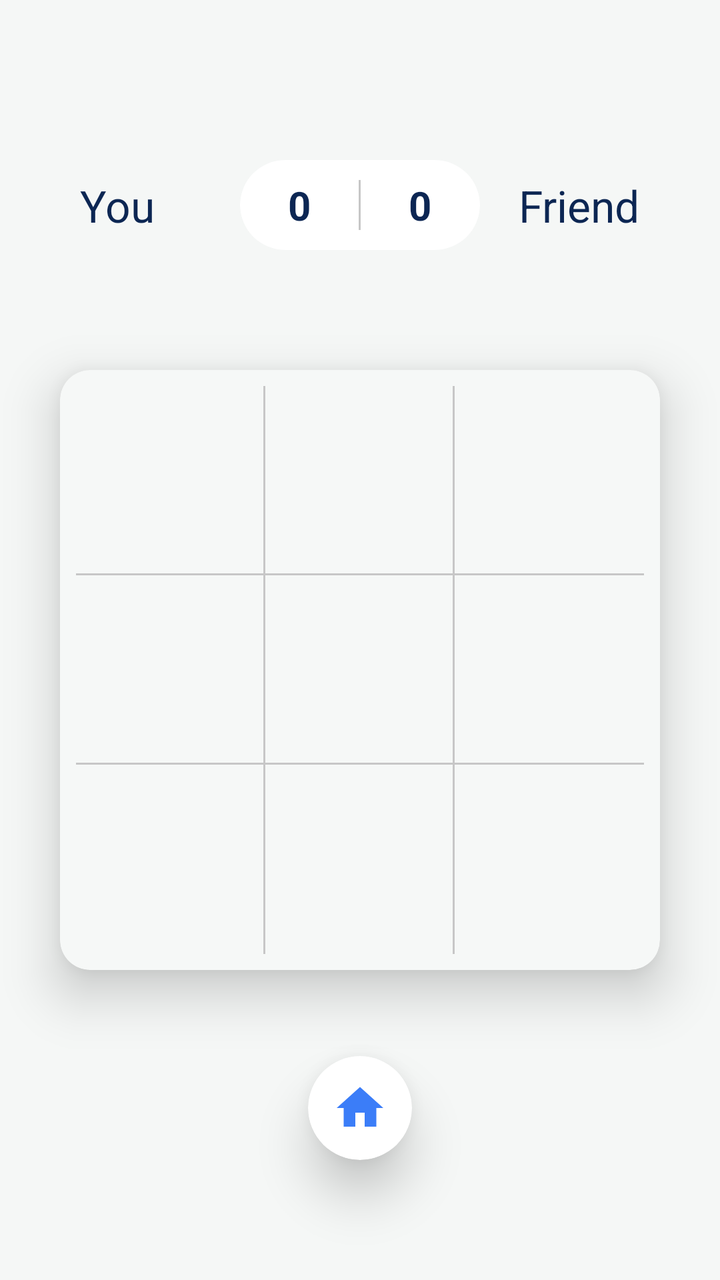
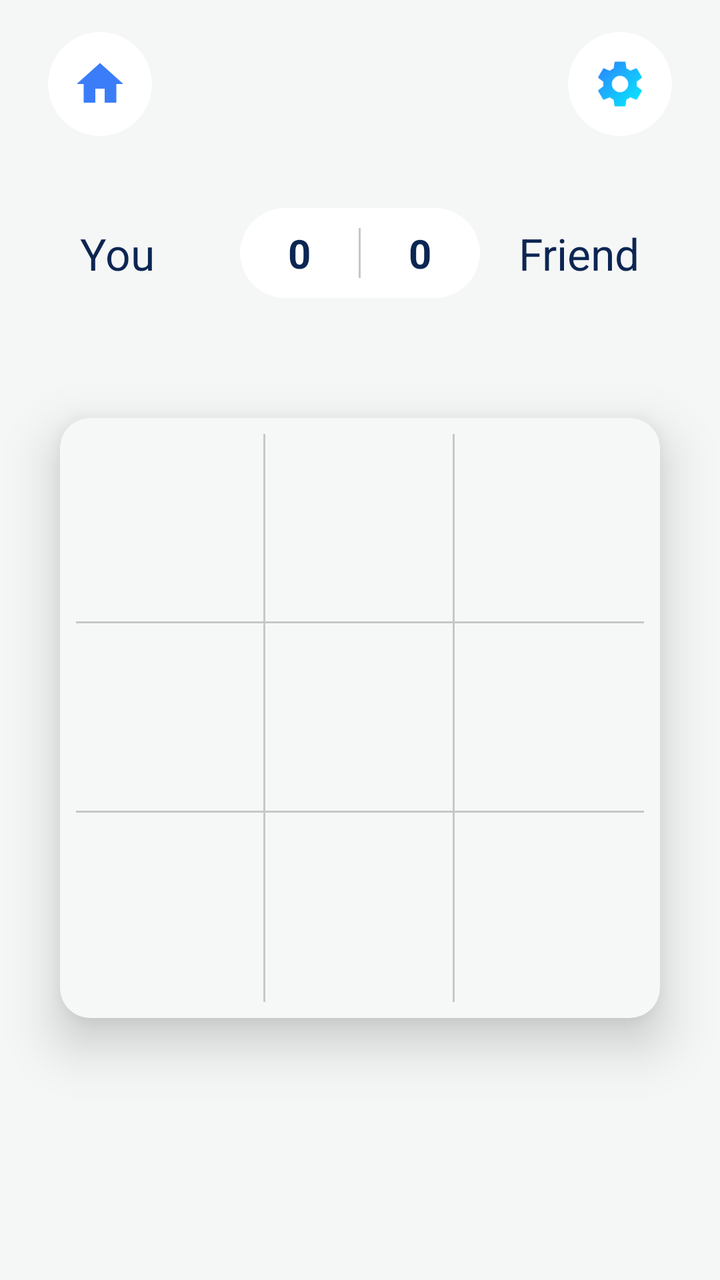

An Android layout rendered at two revisions. The XML below is the earlier revision; the diff shows what the commit changed to produce the second picture.
<!-- AndroidManifest.xml: application theme Theme.TicTacToe -->
<!-- res/layout/activity_game_friend.xml -->
<?xml version="1.0" encoding="utf-8"?>
<androidx.constraintlayout.widget.ConstraintLayout xmlns:android="http://schemas.android.com/apk/res/android"
    xmlns:app="http://schemas.android.com/apk/res-auto"
    xmlns:tools="http://schemas.android.com/tools"
    android:layout_width="match_parent"
    android:layout_height="match_parent"
    android:background="@color/app_background"
    tools:context=".GameFriendActivity">

    
    <View
        android:id="@+id/topSpacer"
        android:layout_width="match_parent"
        android:layout_height="80dp"
        app:layout_constraintTop_toTopOf="parent" />

    
    <androidx.constraintlayout.widget.ConstraintLayout
        android:id="@+id/playerHeader"
        android:layout_width="match_parent"
        android:layout_height="wrap_content"
        android:paddingHorizontal="40dp"
        app:layout_constraintTop_toBottomOf="@id/topSpacer">

        <TextView
            android:id="@+id/tvPlayerName"
            android:layout_width="wrap_content"
            android:layout_height="wrap_content"
            android:fontFamily="sans-serif"
            android:text="You"
            android:textColor="@color/dark_navy"
            android:textSize="22sp"
            app:layout_constraintBottom_toBottomOf="parent"
            app:layout_constraintStart_toStartOf="parent"
            app:layout_constraintTop_toTopOf="parent" />

        <com.google.android.material.card.MaterialCardView
            android:id="@+id/scoreCard"
            android:layout_width="120dp"
            android:layout_height="45dp"
            app:cardBackgroundColor="@color/white"
            app:cardCornerRadius="22.5dp"
            app:cardElevation="0dp"
            app:layout_constraintBottom_toBottomOf="parent"
            app:layout_constraintEnd_toEndOf="parent"
            app:layout_constraintStart_toStartOf="parent"
            app:layout_constraintTop_toTopOf="parent"
            app:strokeWidth="0dp">

            <LinearLayout
                android:layout_width="match_parent"
                android:layout_height="match_parent"
                android:gravity="center"
                android:orientation="horizontal">

                <TextView
                    android:id="@+id/tvPlayerScore"
                    android:layout_width="0dp"
                    android:layout_height="wrap_content"
                    android:layout_weight="1"
                    android:gravity="center"
                    android:text="0"
                    android:textColor="@color/dark_navy"
                    android:textSize="20sp"
                    android:textStyle="bold" />

                <View
                    android:layout_width="1dp"
                    android:layout_height="25dp"
                    android:background="@color/divider_gray" />

                <TextView
                    android:id="@+id/tvFriendScore"
                    android:layout_width="0dp"
                    android:layout_height="wrap_content"
                    android:layout_weight="1"
                    android:gravity="center"
                    android:text="0"
                    android:textColor="@color/dark_navy"
                    android:textSize="20sp"
                    android:textStyle="bold" />

            </LinearLayout>
        </com.google.android.material.card.MaterialCardView>

        <TextView
            android:id="@+id/tvFriendName"
            android:layout_width="wrap_content"
            android:layout_height="wrap_content"
            android:fontFamily="sans-serif"
            android:text="Friend"
            android:textColor="@color/dark_navy"
            android:textSize="22sp"
            app:layout_constraintBottom_toBottomOf="parent"
            app:layout_constraintEnd_toEndOf="parent"
            app:layout_constraintTop_toTopOf="parent" />

    </androidx.constraintlayout.widget.ConstraintLayout>

    
    <com.google.android.material.card.MaterialCardView
        android:id="@+id/boardCard"
        android:layout_width="300dp"
        android:layout_height="300dp"
        android:layout_marginTop="60dp"
        app:cardBackgroundColor="#F6F8F7"
        app:cardCornerRadius="15dp"
        app:cardElevation="15dp"
        app:layout_constraintEnd_toEndOf="parent"
        app:layout_constraintStart_toStartOf="parent"
        app:layout_constraintTop_toBottomOf="@id/playerHeader"
        app:strokeWidth="0dp">

        <GridLayout
            android:id="@+id/gridLayout"
            android:layout_width="match_parent"
            android:layout_height="match_parent"
            android:columnCount="3"
            android:padding="8dp"
            android:rowCount="3">

            <FrameLayout
                android:id="@+id/cell0"
                android:layout_width="0dp"
                android:layout_height="0dp"
                android:layout_rowWeight="1"
                android:layout_columnWeight="1"
                android:background="@drawable/bg_cell_right_bottom">
                <ImageView
                    android:id="@+id/ivCell0"
                    android:layout_width="match_parent"
                    android:layout_height="match_parent"
                    android:padding="15dp"
                    android:scaleType="fitCenter" />
            </FrameLayout>

            <FrameLayout
                android:id="@+id/cell1"
                android:layout_width="0dp"
                android:layout_height="0dp"
                android:layout_rowWeight="1"
                android:layout_columnWeight="1"
                android:background="@drawable/bg_cell_right_bottom">
                <ImageView
                    android:id="@+id/ivCell1"
                    android:layout_width="match_parent"
                    android:layout_height="match_parent"
                    android:padding="15dp"
                    android:scaleType="fitCenter" />
            </FrameLayout>

            <FrameLayout
                android:id="@+id/cell2"
                android:layout_width="0dp"
                android:layout_height="0dp"
                android:layout_rowWeight="1"
                android:layout_columnWeight="1"
                android:background="@drawable/bg_cell_bottom">
                <ImageView
                    android:id="@+id/ivCell2"
                    android:layout_width="match_parent"
                    android:layout_height="match_parent"
                    android:padding="15dp"
                    android:scaleType="fitCenter" />
            </FrameLayout>

            <FrameLayout
                android:id="@+id/cell3"
                android:layout_width="0dp"
                android:layout_height="0dp"
                android:layout_rowWeight="1"
                android:layout_columnWeight="1"
                android:background="@drawable/bg_cell_right_bottom">
                <ImageView
                    android:id="@+id/ivCell3"
                    android:layout_width="match_parent"
                    android:layout_height="match_parent"
                    android:padding="15dp"
                    android:scaleType="fitCenter" />
            </FrameLayout>

            <FrameLayout
                android:id="@+id/cell4"
                android:layout_width="0dp"
                android:layout_height="0dp"
                android:layout_rowWeight="1"
                android:layout_columnWeight="1"
                android:background="@drawable/bg_cell_right_bottom">
                <ImageView
                    android:id="@+id/ivCell4"
                    android:layout_width="match_parent"
                    android:layout_height="match_parent"
                    android:padding="15dp"
                    android:scaleType="fitCenter" />
            </FrameLayout>

            <FrameLayout
                android:id="@+id/cell5"
                android:layout_width="0dp"
                android:layout_height="0dp"
                android:layout_rowWeight="1"
                android:layout_columnWeight="1"
                android:background="@drawable/bg_cell_bottom">
                <ImageView
                    android:id="@+id/ivCell5"
                    android:layout_width="match_parent"
                    android:layout_height="match_parent"
                    android:padding="15dp"
                    android:scaleType="fitCenter" />
            </FrameLayout>

            <FrameLayout
                android:id="@+id/cell6"
                android:layout_width="0dp"
                android:layout_height="0dp"
                android:layout_rowWeight="1"
                android:layout_columnWeight="1"
                android:background="@drawable/bg_cell_right">
                <ImageView
                    android:id="@+id/ivCell6"
                    android:layout_width="match_parent"
                    android:layout_height="match_parent"
                    android:padding="15dp"
                    android:scaleType="fitCenter" />
            </FrameLayout>

            <FrameLayout
                android:id="@+id/cell7"
                android:layout_width="0dp"
                android:layout_height="0dp"
                android:layout_rowWeight="1"
                android:layout_columnWeight="1"
                android:background="@drawable/bg_cell_right">
                <ImageView
                    android:id="@+id/ivCell7"
                    android:layout_width="match_parent"
                    android:layout_height="match_parent"
                    android:padding="15dp"
                    android:scaleType="fitCenter" />
            </FrameLayout>

            <FrameLayout
                android:id="@+id/cell8"
                android:layout_width="0dp"
                android:layout_height="0dp"
                android:layout_rowWeight="1"
                android:layout_columnWeight="1"
                android:background="@drawable/bg_cell_none">
                <ImageView
                    android:id="@+id/ivCell8"
                    android:layout_width="match_parent"
                    android:layout_height="match_parent"
                    android:padding="15dp"
                    android:scaleType="fitCenter" />
            </FrameLayout>

        </GridLayout>

    </com.google.android.material.card.MaterialCardView>

    
    <com.google.android.material.card.MaterialCardView
        android:id="@+id/btnHome"
        android:layout_width="52dp"
        android:layout_height="52dp"
        android:layout_marginBottom="60dp"
        android:clickable="true"
        android:focusable="true"
        app:cardBackgroundColor="@color/white"
        app:cardCornerRadius="26dp"
        app:cardElevation="15dp"
        app:layout_constraintBottom_toBottomOf="parent"
        app:layout_constraintEnd_toEndOf="parent"
        app:layout_constraintStart_toStartOf="parent"
        app:strokeWidth="0dp">

        <ImageView
            android:layout_width="28dp"
            android:layout_height="28dp"
            android:layout_gravity="center"
            android:contentDescription="Home"
            android:src="@drawable/ic_home"
            app:tint="@color/primary_blue" />

    </com.google.android.material.card.MaterialCardView>

</androidx.constraintlayout.widget.ConstraintLayout>
<!-- resources referenced by this layout -->
<resources>
  <color name="app_background">#F5F7F6</color>
  <color name="dark_navy">#0C2653</color>
  <color name="divider_gray">#C7C7C7</color>
  <color name="primary_blue">#3B7DF8</color>
  <color name="white">#FFFFFFFF</color>
  <!-- drawable bg_cell_bottom (drawable) -->
  <?xml version="1.0" encoding="utf-8"?>
  <layer-list xmlns:android="http://schemas.android.com/apk/res/android">
      <item>
          <shape>
              <solid android:color="#C7C7C7" />
          </shape>
      </item>
      <item android:bottom="1dp">
          <shape>
              <solid android:color="#F6F8F7" />
          </shape>
      </item>
  </layer-list>
  <!-- drawable bg_cell_none (drawable) -->
  <?xml version="1.0" encoding="utf-8"?>
  <shape xmlns:android="http://schemas.android.com/apk/res/android">
      <solid android:color="#F6F8F7" />
  </shape>
  <!-- drawable bg_cell_right (drawable) -->
  <?xml version="1.0" encoding="utf-8"?>
  <layer-list xmlns:android="http://schemas.android.com/apk/res/android">
      <item>
          <shape>
              <solid android:color="#C7C7C7" />
          </shape>
      </item>
      <item android:right="1dp">
          <shape>
              <solid android:color="#F6F8F7" />
          </shape>
      </item>
  </layer-list>
  <!-- drawable ic_home (drawable) -->
  <vector xmlns:android="http://schemas.android.com/apk/res/android"
      android:width="24dp"
      android:height="24dp"
      android:viewportWidth="24"
      android:viewportHeight="24"
      android:tint="@color/white">
      <path
          android:fillColor="@android:color/white"
          android:pathData="M10,20v-6h4v6h5v-8h3L12,3 2,12h3v8z" />
  </vector>
  <style name="Theme.TicTacToe" parent="Base.Theme.TicTacToe" />
  <style name="Base.Theme.TicTacToe" parent="Theme.Material3.DayNight.NoActionBar">
          
          <item name="android:windowBackground">@color/app_background</item>
          <item name="android:statusBarColor">@color/app_background</item>
          <item name="android:windowLightStatusBar">true</item>
          <item name="android:navigationBarColor">@color/app_background</item>
      </style>
  <!-- unchanged entries left out for length: 1 -->
</resources>

<!-- the commit's change to res/layout/activity_game_friend.xml (unified diff, before → after) -->
@@ -7,12 +7,63 @@
     android:background="@color/app_background"
     tools:context=".GameFriendActivity">
 
-    
-    <View
-        android:id="@+id/topSpacer"
+    <androidx.constraintlayout.widget.ConstraintLayout
+        android:id="@+id/headerLayout"
         android:layout_width="match_parent"
-        android:layout_height="80dp"
-        app:layout_constraintTop_toTopOf="parent" />
+        android:layout_height="wrap_content"
+        android:background="@color/app_background"
+        android:paddingHorizontal="24dp"
+        android:paddingVertical="16dp"
+        app:layout_constraintTop_toTopOf="parent">
+
+        <com.google.android.material.card.MaterialCardView
+            android:id="@+id/btnHeaderHome"
+            android:layout_width="52dp"
+            android:layout_height="52dp"
+            android:clickable="true"
+            android:focusable="true"
+            app:cardBackgroundColor="@color/white"
+            app:cardCornerRadius="26dp"
+            app:cardElevation="0dp"
+            app:layout_constraintBottom_toBottomOf="parent"
+            app:layout_constraintStart_toStartOf="parent"
+            app:layout_constraintTop_toTopOf="parent"
+            app:strokeWidth="0dp">
+
+            <ImageView
+                android:layout_width="28dp"
+                android:layout_height="28dp"
+                android:layout_gravity="center"
+                android:contentDescription="Home"
+                android:src="@drawable/ic_home"
+                app:tint="@color/primary_blue" />
+
+        </com.google.android.material.card.MaterialCardView>
+
+        <com.google.android.material.card.MaterialCardView
+            android:id="@+id/btnHeaderSettings"
+            android:layout_width="52dp"
+            android:layout_height="52dp"
+            android:clickable="true"
+            android:focusable="true"
+            app:cardBackgroundColor="@color/white"
+            app:cardCornerRadius="26dp"
+            app:cardElevation="0dp"
+            app:layout_constraintBottom_toBottomOf="parent"
+            app:layout_constraintEnd_toEndOf="parent"
+            app:layout_constraintTop_toTopOf="parent"
+            app:strokeWidth="0dp">
+
+            <ImageView
+                android:layout_width="28dp"
+                android:layout_height="28dp"
+                android:layout_gravity="center"
+                android:contentDescription="@string/content_desc_settings"
+                android:src="@drawable/ic_settings_gear" />
+
+        </com.google.android.material.card.MaterialCardView>
+
+    </androidx.constraintlayout.widget.ConstraintLayout>
 
     
     <androidx.constraintlayout.widget.ConstraintLayout
@@ -20,7 +71,8 @@
         android:layout_width="match_parent"
         android:layout_height="wrap_content"
         android:paddingHorizontal="40dp"
-        app:layout_constraintTop_toBottomOf="@id/topSpacer">
+        android:layout_marginTop="20dp"
+        app:layout_constraintTop_toBottomOf="@id/headerLayout">
 
         <TextView
             android:id="@+id/tvPlayerName"
@@ -258,30 +310,5 @@
 
     </com.google.android.material.card.MaterialCardView>
 
-    
-    <com.google.android.material.card.MaterialCardView
-        android:id="@+id/btnHome"
-        android:layout_width="52dp"
-        android:layout_height="52dp"
-        android:layout_marginBottom="60dp"
-        android:clickable="true"
-        android:focusable="true"
-        app:cardBackgroundColor="@color/white"
-        app:cardCornerRadius="26dp"
-        app:cardElevation="15dp"
-        app:layout_constraintBottom_toBottomOf="parent"
-        app:layout_constraintEnd_toEndOf="parent"
-        app:layout_constraintStart_toStartOf="parent"
-        app:strokeWidth="0dp">
-
-        <ImageView
-            android:layout_width="28dp"
-            android:layout_height="28dp"
-            android:layout_gravity="center"
-            android:contentDescription="Home"
-            android:src="@drawable/ic_home"
-            app:tint="@color/primary_blue" />
-
-    </com.google.android.material.card.MaterialCardView>
 
 </androidx.constraintlayout.widget.ConstraintLayout>
<!-- resource entries referenced after the edit -->
@@ -49,6 +49,29 @@
           android:fillColor="@android:color/white"
           android:pathData="M10,20v-6h4v6h5v-8h3L12,3 2,12h3v8z" />
   </vector>
+  <!-- drawable ic_settings_gear (drawable) -->
+  <vector xmlns:android="http://schemas.android.com/apk/res/android"
+      xmlns:aapt="http://schemas.android.com/aapt"
+      android:width="24dp"
+      android:height="24dp"
+      android:viewportWidth="24"
+      android:viewportHeight="24">
+      <path
+          android:pathData="M19.14,12.94c0.04,-0.3 0.06,-0.61 0.06,-0.94c0,-0.32 -0.02,-0.64 -0.07,-0.94l2.03,-1.58c0.18,-0.14 0.23,-0.41 0.12,-0.61l-1.92,-3.32c-0.12,-0.22 -0.37,-0.29 -0.59,-0.22l-2.39,0.96c-0.5,-0.38 -1.03,-0.7 -1.62,-0.94L14.4,2.81c-0.04,-0.24 -0.24,-0.41 -0.48,-0.41h-3.84c-0.24,0 -0.43,0.17 -0.47,0.41L9.25,5.35C8.66,5.59 8.12,5.92 7.63,6.29L5.24,5.33c-0.22,-0.08 -0.47,0 -0.59,0.22L2.74,8.87C2.62,9.08 2.66,9.34 2.84,9.48l2.03,1.58C4.82,11.36 4.8,11.68 4.8,12c0,0.32 0.02,0.64 0.07,0.94l-2.03,1.58c-0.18,0.14 -0.23,0.41 -0.12,0.61l1.92,3.32c0.12,0.22 0.37,0.29 0.59,0.22l2.39,-0.96c0.5,0.38 1.03,0.7 1.62,0.94l0.36,2.54c0.05,0.24 0.24,0.41 0.48,0.41h3.84c0.24,0 0.44,-0.17 0.47,-0.41l0.36,-2.54c0.59,-0.24 1.13,-0.56 1.62,-0.94l2.39,0.96c0.22,0.08 0.47,0 0.59,-0.22l1.92,-3.32c0.12,-0.22 0.07,-0.47 -0.12,-0.61L19.14,12.94zM12,15.5c-1.93,0 -3.5,-1.57 -3.5,-3.5s1.57,-3.5 3.5,-3.5s3.5,1.57 3.5,3.5S13.93,15.5 12,15.5z">
+          <aapt:attr name="android:fillColor">
+              <gradient
+                  android:startX="0"
+                  android:startY="0"
+                  android:endX="24"
+                  android:endY="24"
+                  android:type="linear">
+                  <item android:offset="0" android:color="#3271FC" />
+                  <item android:offset="1" android:color="#00FFFF" />
+              </gradient>
+          </aapt:attr>
+      </path>
+  </vector>
+  <string name="content_desc_settings">Settings</string>
   <style name="Theme.TicTacToe" parent="Base.Theme.TicTacToe" />
   <style name="Base.Theme.TicTacToe" parent="Theme.Material3.DayNight.NoActionBar">
           
